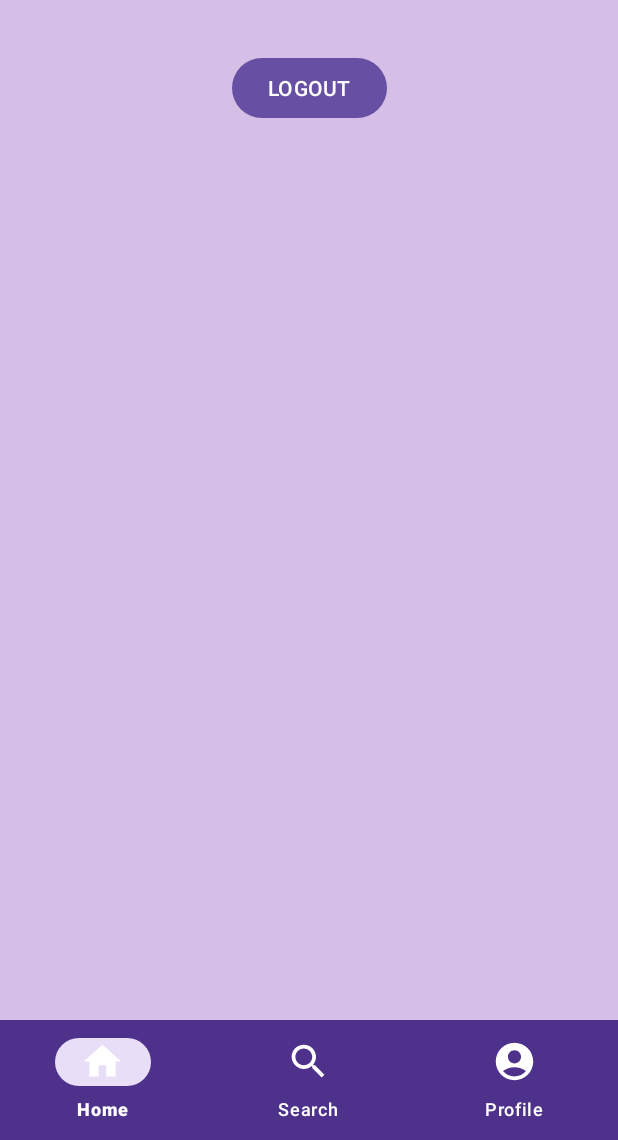
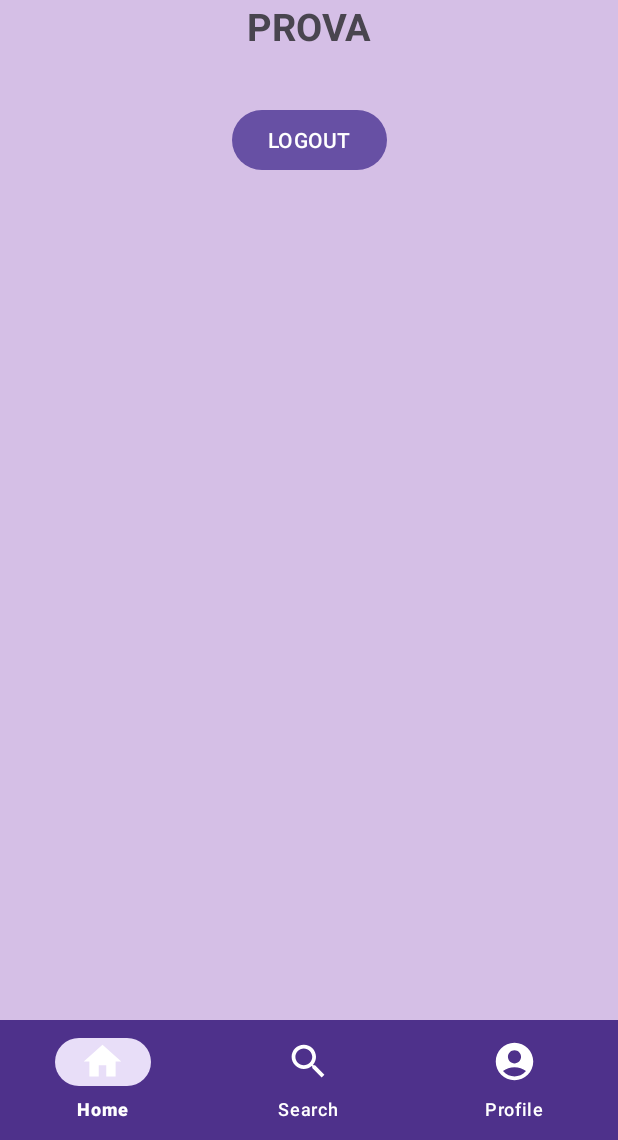
Before and after one commit to Persemat/AndroidiBG, an Android app: the screen it shows after launch once a user with an empty profile is signed in (MainActivity), on a phone screen of 412 x 824 dp, the part 96-1236 px from its top. Run offline under Robolectric (Android 15) with nearby library versions, the phone set to English and light mode, and no system bars; our stand-ins replace Firebase (no records; nobody signed in at launch, a user with empty details on screens opened directly); libraries missing offline, so code that uses them is left out: org.apache.commons.

Commit message:
aggiunta prova nome con textview2

```diff
--- a/app/src/main/java/it/unimib/sportq/MainActivity.java
+++ b/app/src/main/java/it/unimib/sportq/MainActivity.java
@@ -2,6 +2,7 @@
 
 import android.content.Intent;
 import android.os.Bundle;
+import android.util.Log;
 import android.widget.Button;
 import android.widget.TextView;
 
@@ -16,6 +17,7 @@
     FirebaseAuth auth;
     FirebaseUser user;
     TextView textView;
+    TextView textView2;
     Button logoutButton;
 
     @Override
@@ -25,6 +27,7 @@
 
         auth = FirebaseAuth.getInstance();
         textView = findViewById(R.id.user_email);
+        textView2 = findViewById(R.id.user_name);
         logoutButton = findViewById(R.id.logout_button);
         user = auth.getCurrentUser();
         if(user == null) {
--- a/app/src/main/res/layout/activity_main.xml
+++ b/app/src/main/res/layout/activity_main.xml
@@ -47,6 +47,18 @@
             android:layout_height="wrap_content">
 
             <TextView
+                android:id="@+id/user_name"
+                android:layout_width="wrap_content"
+                android:layout_height="wrap_content"
+                android:text="PROVA"
+                android:textSize="25dp"
+                android:textStyle="bold"
+                app:layout_constraintEnd_toEndOf="parent"
+                app:layout_constraintStart_toStartOf="parent"
+                app:layout_constraintTop_toTopOf="parent"
+                app:layout_constraintBottom_toTopOf="@+id/user_email"/>
+
+            <TextView
                 android:id="@+id/user_email"
                 android:layout_width="wrap_content"
                 android:layout_height="wrap_content"
@@ -55,7 +67,7 @@
                 android:textStyle="bold"
                 app:layout_constraintEnd_toEndOf="parent"
                 app:layout_constraintStart_toStartOf="parent"
-                app:layout_constraintTop_toTopOf="parent" />
+                app:layout_constraintTop_toBottomOf="@+id/user_name" />
 
             <Button
                 android:id="@+id/logout_button"
```
